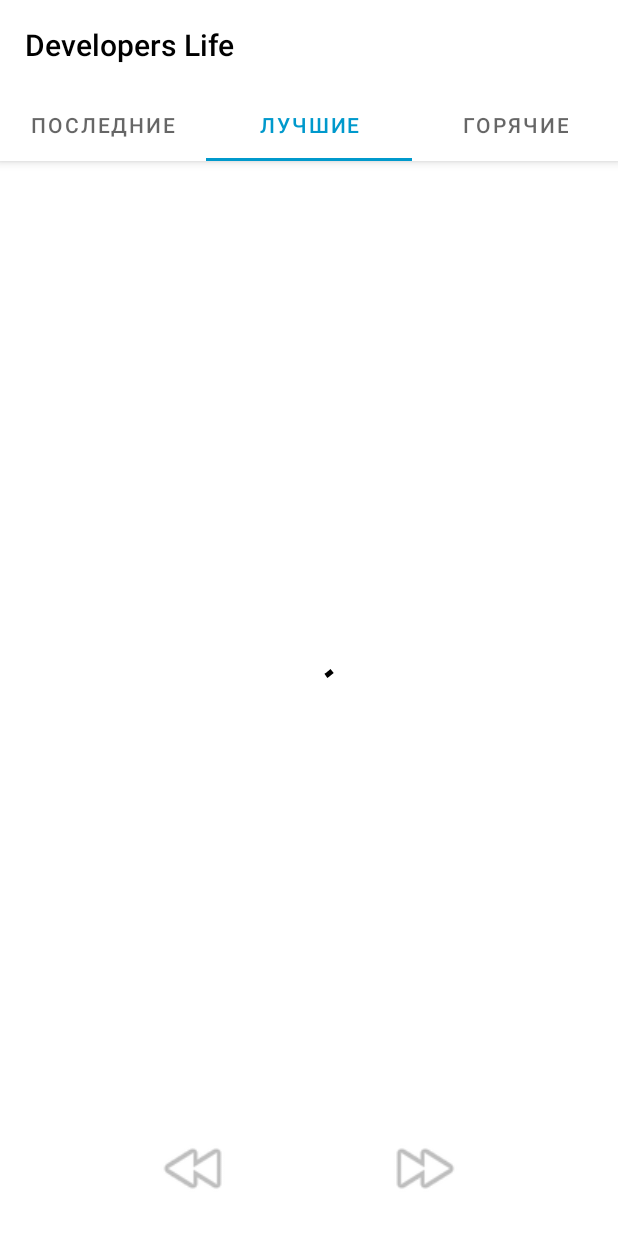
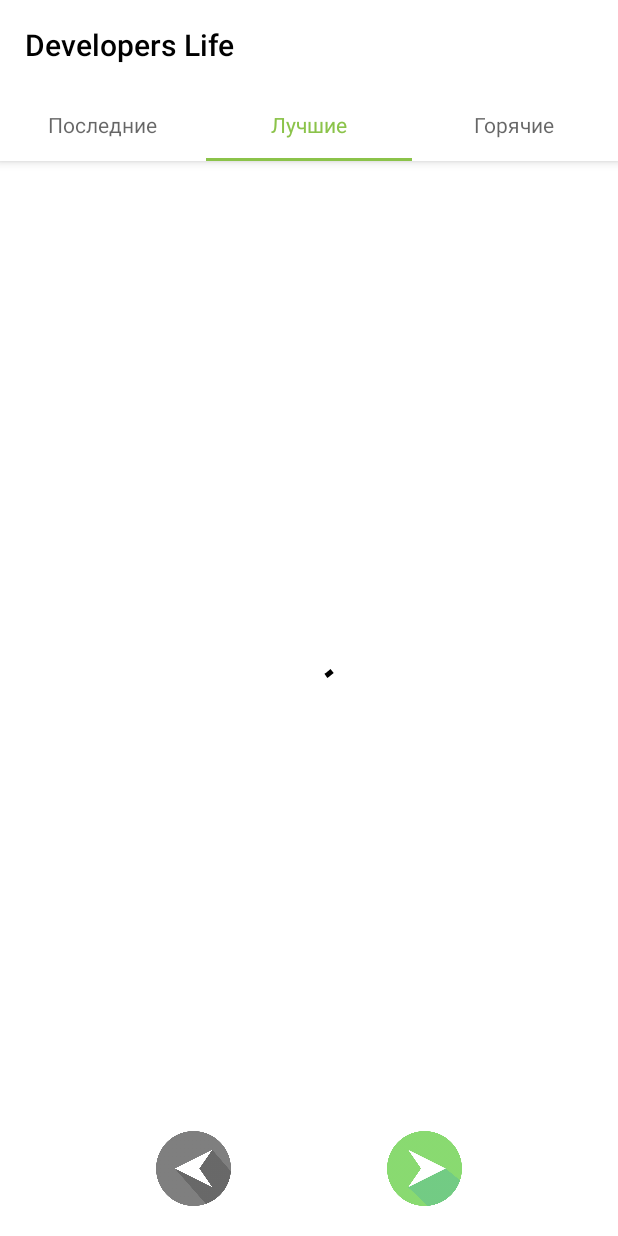
Before and after one commit to winmord/devyataykin, an Android app: the screen it shows after launch (MainActivity), tab 2 chosen, on a phone screen of 412 x 824 dp. Run offline under Robolectric (Android 15) with nearby library versions, the phone set to English and light mode, and no system bars; pictures from the network do not load.

Commit message:
1. Changed back/next button icons 2. Changed tab titles

```diff
--- a/app/src/main/java/com/tinkoff/devyataykin/MainActivity.kt
+++ b/app/src/main/java/com/tinkoff/devyataykin/MainActivity.kt
@@ -17,6 +17,7 @@ class MainActivity : AppCompatActivity() {
 
     private lateinit var binding: ActivityMainBinding
     private val gifRequester = GifRequester()
+    private val buttonIndexes = mutableListOf(0, 0, 0)
 
     override fun onCreate(savedInstanceState: Bundle?) {
         super.onCreate(savedInstanceState)
@@ -31,18 +32,34 @@ class MainActivity : AppCompatActivity() {
         tabs.setupWithViewPager(viewPager)
 
         val nextGifButton = binding.nextButton
+        val prevGifButton = binding.backButton
+
         nextGifButton.setOnClickListener {
             gifRequester.getGif(viewPager.currentItem)
+            if(buttonIndexes[viewPager.currentItem]++ == 0) {
+                prevGifButton.setBackgroundResource(R.drawable.back)
+            }
         }
 
-        val prevGifButton = binding.backButton
         prevGifButton.setOnClickListener {
             gifRequester.getPrev(viewPager.currentItem)
+            if((buttonIndexes[viewPager.currentItem] - 1) == 0) {
+                prevGifButton.setBackgroundResource(R.drawable.back_inactive)
+            }
+            if(buttonIndexes[viewPager.currentItem] > 0) {
+                --buttonIndexes[viewPager.currentItem]
+            }
         }
 
         tabs.addOnTabSelectedListener(object : TabLayout.OnTabSelectedListener {
             override fun onTabSelected(tab: TabLayout.Tab?) {
-                gifRequester.getCurrentGif(tab!!.position)
+                val position = tab!!.position
+                gifRequester.getCurrentGif(position)
+                if(buttonIndexes[position] == 0) {
+                    prevGifButton.setBackgroundResource(R.drawable.back_inactive)
+                } else {
+                    prevGifButton.setBackgroundResource(R.drawable.back)
+                }
             }
 
             override fun onTabUnselected(tab: TabLayout.Tab?) {
--- a/app/src/main/java/com/tinkoff/devyataykin/ui/main/PlaceholderFragment.kt
+++ b/app/src/main/java/com/tinkoff/devyataykin/ui/main/PlaceholderFragment.kt
@@ -59,7 +59,7 @@ class PlaceholderFragment(private val gifRequester: GifRequester) : Fragment() {
                 centerCrop().
                 into(imageView)
             } else {
-                Glide.with(this).load(R.drawable.loading).into(imageView)
+                //Glide.with(this).load(R.drawable.loading).into(imageView)
             }
         })
 
--- a/app/src/main/res/layout/activity_main.xml
+++ b/app/src/main/res/layout/activity_main.xml
@@ -10,10 +10,10 @@
         android:id="@+id/app_bar"
         android:layout_width="match_parent"
         android:layout_height="wrap_content"
+        android:theme="@style/Theme.Devyataykin.AppBarOverlay"
         app:layout_constraintLeft_toLeftOf="parent"
         app:layout_constraintRight_toRightOf="parent"
-        app:layout_constraintTop_toTopOf="parent"
-        android:theme="@style/Theme.Devyataykin.AppBarOverlay">
+        app:layout_constraintTop_toTopOf="parent">
 
         <TextView
             android:id="@+id/title"
@@ -29,37 +29,38 @@
             android:id="@+id/tabs"
             android:layout_width="match_parent"
             android:layout_height="wrap_content"
-            app:tabIndicatorColor="@android:color/holo_blue_dark"
-            app:tabSelectedTextColor="@android:color/holo_blue_dark" />
+            app:tabIndicatorColor="@color/tab_indicator_color"
+            app:tabSelectedTextColor="@color/tab_indicator_color"
+            app:tabTextAppearance="@android:style/TextAppearance.Widget.TabWidget" />
     </com.google.android.material.appbar.AppBarLayout>
 
     <androidx.viewpager.widget.ViewPager
-        app:layout_constraintTop_toBottomOf="parent"
-        app:layout_constraintBottom_toTopOf="@id/next_button"
         android:id="@+id/view_pager"
-        android:layout_marginTop="110dp"
         android:layout_width="match_parent"
         android:layout_height="match_parent"
-        app:layout_behavior="@string/appbar_scrolling_view_behavior" />
+        android:layout_marginTop="110dp"
+        app:layout_behavior="@string/appbar_scrolling_view_behavior"
+        app:layout_constraintBottom_toTopOf="@id/next_button"
+        app:layout_constraintTop_toBottomOf="parent" />
 
-    <androidx.appcompat.widget.AppCompatButton
+    <ImageButton
         android:id="@+id/back_button"
         android:layout_width="50dp"
         android:layout_height="50dp"
         android:layout_marginBottom="20dp"
-        android:background="@drawable/circle_button"
-        android:foreground="@android:drawable/ic_media_rew"
+        android:background="@drawable/back_inactive"
+        android:contentDescription="@string/back_button"
         app:layout_constraintBottom_toBottomOf="parent"
         app:layout_constraintLeft_toLeftOf="parent"
         app:layout_constraintRight_toLeftOf="@id/next_button" />
 
-    <androidx.appcompat.widget.AppCompatButton
+    <ImageButton
         android:id="@+id/next_button"
         android:layout_width="50dp"
         android:layout_height="50dp"
         android:layout_marginBottom="20dp"
-        android:background="@drawable/circle_button"
-        android:foreground="@android:drawable/ic_media_ff"
+        android:background="@drawable/next"
+        android:contentDescription="@string/next_button"
         app:layout_constraintBottom_toBottomOf="parent"
         app:layout_constraintLeft_toRightOf="@id/back_button"
         app:layout_constraintRight_toRightOf="parent" />
--- a/app/src/main/res/values/colors.xml
+++ b/app/src/main/res/values/colors.xml
@@ -2,4 +2,5 @@
 <resources>
     <color name="black">#FF000000</color>
     <color name="white">#FFFFFFFF</color>
+    <color name="tab_indicator_color">#8BC34A</color>
 </resources>
--- a/app/src/main/res/values/strings.xml
+++ b/app/src/main/res/values/strings.xml
@@ -4,4 +4,6 @@
     <string name="tab_text_2">Лучшие</string>
     <string name="tab_text_3">Горячие</string>
     <string name="gif">gif</string>
+    <string name="back_button">back_button</string>
+    <string name="next_button">next_button</string>
 </resources>
```
Also changed, not shown: app/src/main/res/drawable/back.png (added), app/src/main/res/drawable/back_inactive.png (added), app/src/main/res/drawable/loading.gif (deleted), app/src/main/res/drawable/next.png (added).
